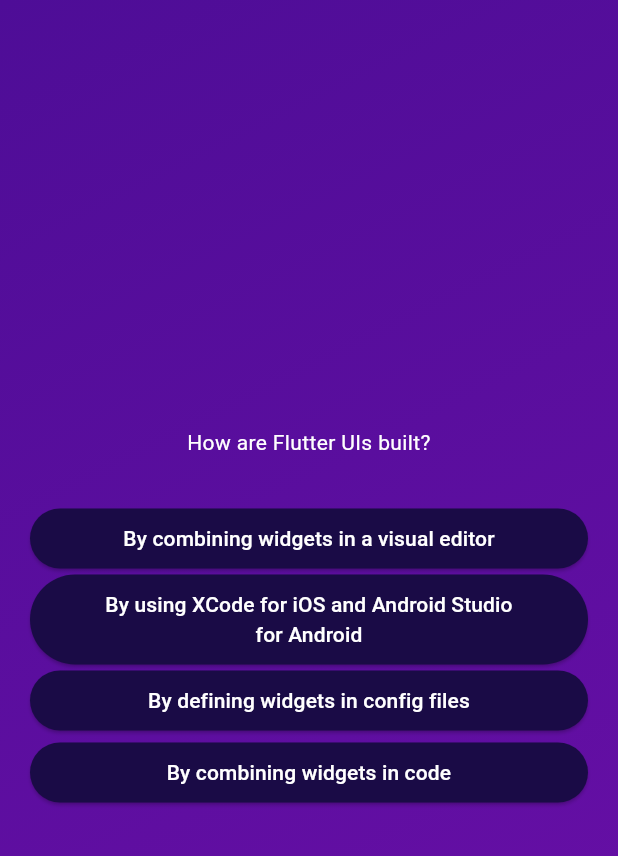
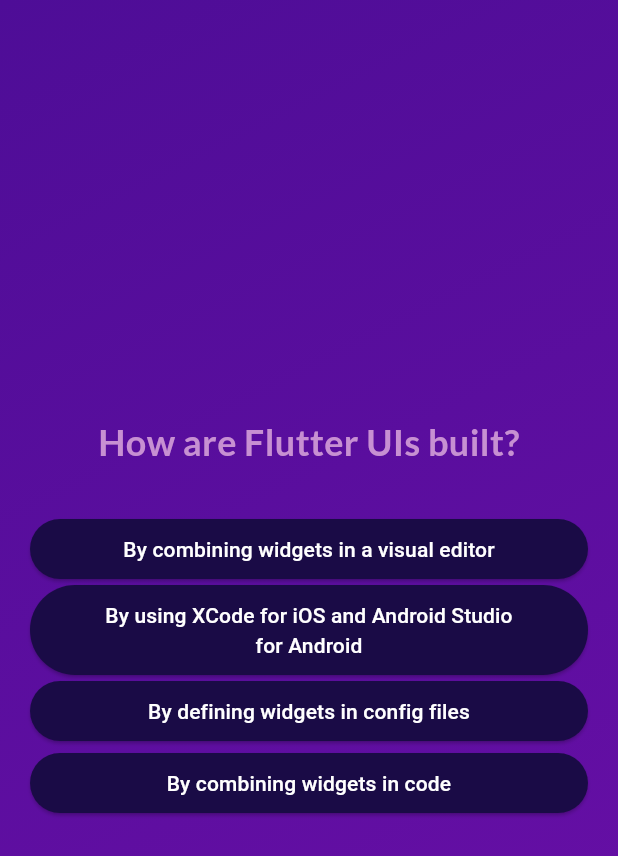
Before and after one commit to salah3mer110/simple-quiz-app-flutter, a Flutter app: the screen it shows after launch, after a tap on "Start Quiz", after a tap on "Components", on a phone screen of 412 x 824 dp. Shown: the top 856 px of the screen. Run offline on Flutter 3.47's test engine with Material 3 defaults, Android fonts, the phone set to English and light mode, and no system bars; our stand-ins replace google_fonts.

Commit message:
Add selected answers logic

```diff
--- a/lib/questions_screen.dart
+++ b/lib/questions_screen.dart
@@ -1,10 +1,11 @@
 import 'package:flutter/material.dart';
 import 'package:simple_quiz_app/answer_button.dart';
 import 'package:simple_quiz_app/data/questions.dart';
+import 'package:google_fonts/google_fonts.dart';
 
 class QuestionsScreen extends StatefulWidget {
-  const QuestionsScreen({super.key});
-
+  const QuestionsScreen({super.key, required this.onSelectAnswer});
+  final void Function(String answer) onSelectAnswer;
   @override
   State<QuestionsScreen> createState() {
     return _QuestionsScreenState();
@@ -13,7 +14,8 @@
 
 class _QuestionsScreenState extends State<QuestionsScreen> {
   var currentQuestionIndex = 0;
-  void answerQuestion() {
+  void answerQuestion(String selectedAnswer) {
+    widget.onSelectAnswer(selectedAnswer);
     setState(() {
       currentQuestionIndex += 1;
     });
@@ -32,12 +34,18 @@
           children: [
             Text(
               currentQuestion.text,
-              style: TextStyle(color: Colors.white),
+              style: GoogleFonts.lato(
+                color: const Color.fromARGB(255, 199, 144, 210),
+                fontSize: 24,
+                fontWeight: FontWeight.bold,
+              ),
               textAlign: TextAlign.center,
             ),
             const SizedBox(height: 30),
             ...currentQuestion.getShuffledAnswers().map((answer) {
-              return AnswerButton(answer, answerQuestion);
+              return AnswerButton(answer, () {
+                answerQuestion(answer);
+              });
             }),
           ],
         ),
--- a/lib/quiz.dart
+++ b/lib/quiz.dart
@@ -1,4 +1,5 @@
 import 'package:flutter/material.dart';
+import 'package:simple_quiz_app/data/questions.dart';
 import 'package:simple_quiz_app/questions_screen.dart';
 import 'package:simple_quiz_app/start_screen.dart';
 
@@ -12,11 +13,21 @@
 
 class _QuizState extends State<Quiz> {
   var activeScreen = 'start-screen';
-
+  List<String> selectedAnswers = [];
   void switchActiveScreens() {
     setState(() {
       activeScreen = 'questions-screen';
     });
+  }
+
+  void chooseAnswer(String value) {
+    selectedAnswers.add(value);
+    if (selectedAnswers.length == questions.length) {
+      setState(() {
+        activeScreen = 'start-screen';
+      });
+      selectedAnswers = [];
+    }
   }
 
   @override
@@ -37,7 +48,7 @@
 
           child: activeScreen == 'start-screen'
               ? StartScreen(switchActiveScreens)
-              : QuestionsScreen(),
+              : QuestionsScreen(onSelectAnswer: chooseAnswer),
         ),
       ),
     );
--- a/lib/start_screen.dart
+++ b/lib/start_screen.dart
@@ -1,4 +1,5 @@
 import 'package:flutter/material.dart';
+import 'package:google_fonts/google_fonts.dart';
 
 class StartScreen extends StatelessWidget {
   const StartScreen(this.startQuiz, {super.key});
@@ -17,9 +18,9 @@
             color: const Color.fromARGB(149, 255, 255, 255),
           ),
           const SizedBox(height: 80),
-          const Text(
+          Text(
             'Learn Flutter the fun way!',
-            style: TextStyle(
+            style: GoogleFonts.lato(
               color: Color.fromARGB(255, 251, 240, 240),
               fontSize: 24,
             ),
--- a/pubspec.yaml
+++ b/pubspec.yaml
@@ -34,6 +34,7 @@
   # The following adds the Cupertino Icons font to your application.
   # Use with the CupertinoIcons class for iOS style icons.
   cupertino_icons: ^1.0.8
+  google_fonts: ^8.1.0
 
 dev_dependencies:
   flutter_test:
```
Also changed, not shown: pubspec.lock, 2 other files.
